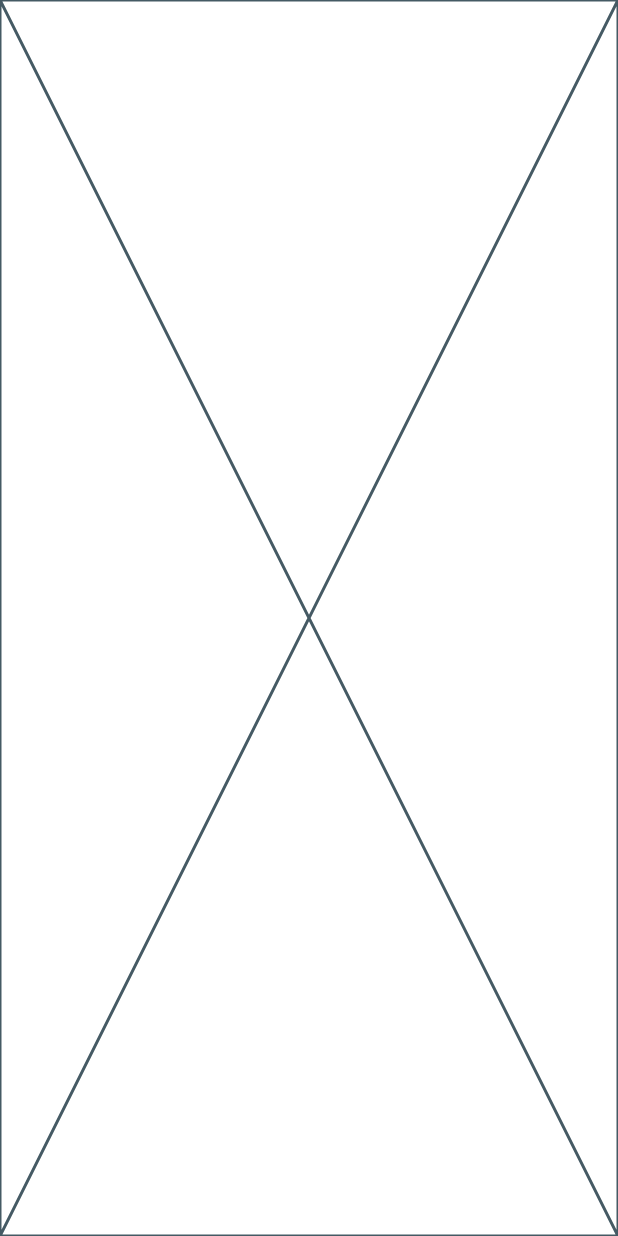
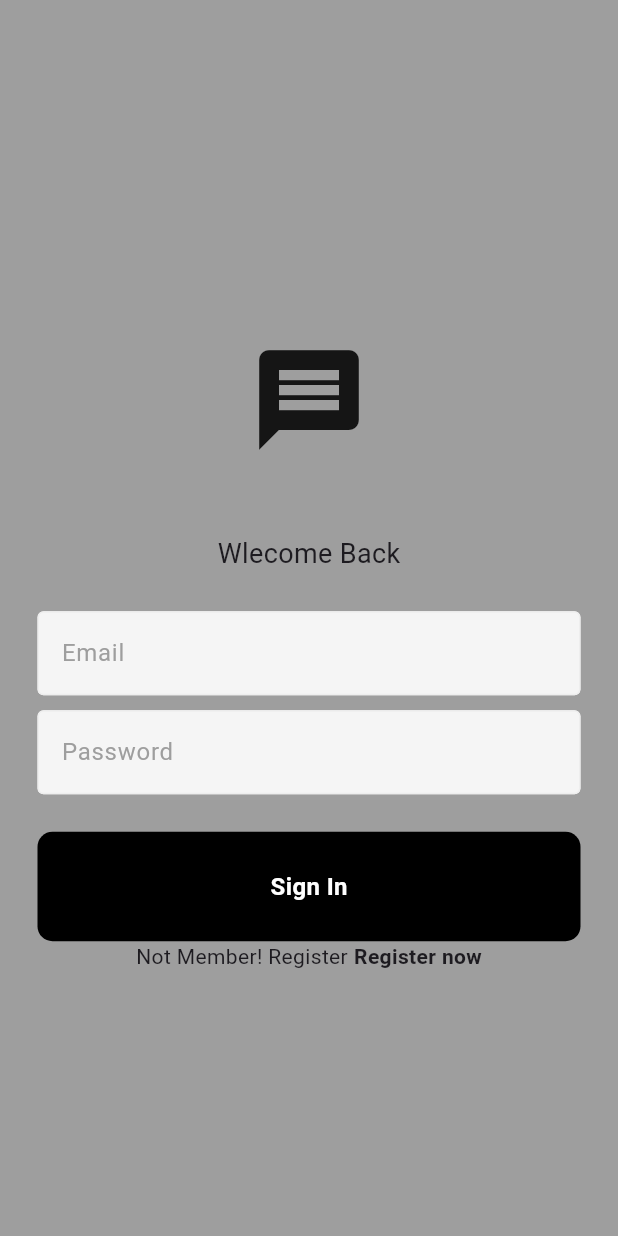
Before and after one commit to mittalgmt/chat_app, a Flutter app: the screen it shows after launch, on a phone screen of 412 x 824 dp. Run offline on Flutter 3.47's test engine with Material 3 defaults, Android fonts, the phone set to English and light mode, and no system bars.

Commit message:
"Removed LoginPage, added LoginOrRegister, and updated dependencies including firebase_core"

```diff
--- /dev/null
+++ b/lib/componnets/my_button.dart
@@ -0,0 +1,36 @@
+import 'package:flutter/material.dart';
+
+class MyButton extends StatelessWidget {
+  final void Function()? onTap;
+  final String text;
+
+  const MyButton({
+    super.key,
+    required this.onTap,
+    required this.text,
+    });
+
+  @override
+  Widget build(BuildContext context) {
+    return GestureDetector(
+      onTap: onTap ,
+      child: Container(
+        padding:  const EdgeInsets.all(25),
+        decoration: BoxDecoration(
+          color: Colors.black,
+          borderRadius: BorderRadius.circular(10),
+        ),
+        child: Center(
+          child: Text(text,
+          style: const TextStyle(
+            color: Colors.white,
+            fontWeight: FontWeight.bold,
+            fontSize: 16,
+
+            ),
+          ) ,
+        ),
+      ),
+    );
+  }
+}
--- /dev/null
+++ b/lib/componnets/my_text_field.dart
@@ -0,0 +1,36 @@
+import 'package:flutter/material.dart';
+
+class MyTextField extends StatelessWidget {
+
+  final TextEditingController textcontroller;
+  final String hintText;
+  final bool obscureText;
+
+  const MyTextField({
+  super.key,
+  required this.textcontroller,
+  required this.hintText,
+  required this.obscureText,
+  });
+
+  @override
+  Widget build(BuildContext context) {
+    return TextField(
+      controller: textcontroller,
+      obscureText: obscureText,
+      decoration: InputDecoration(
+        enabledBorder: OutlineInputBorder(
+          borderSide: BorderSide(color: Colors.grey.shade200),
+        ),
+        focusedBorder: const OutlineInputBorder(
+          borderSide: BorderSide(color: Colors.white),
+        ),
+        fillColor: Colors.grey[100],
+        filled: true,
+        hintText: hintText,
+        hintStyle: const TextStyle(color: Colors.grey),
+
+      ),
+    );
+  }
+}
--- a/lib/login_page.dart
+++ /dev/null
@@ -1,15 +0,0 @@
-import 'package:flutter/material.dart';
-
-class LoginPage extends StatefulWidget {
-  const LoginPage({super.key});
-
-  @override
-  State<LoginPage> createState() => _LoginPageState();
-}
-
-class _LoginPageState extends State<LoginPage> {
-  @override
-  Widget build(BuildContext context) {
-    return const Placeholder();
-  }
-}
--- a/lib/main.dart
+++ b/lib/main.dart
@@ -1,4 +1,5 @@
-import 'package:chat_app/login_page.dart';
+
+import 'package:chat_app/services/auth/login_or_register.dart';
 import 'package:flutter/material.dart';
 
 void main() {
@@ -13,7 +14,7 @@ class MyApp extends StatelessWidget {
   Widget build(BuildContext context) {
     return MaterialApp(
       debugShowCheckedModeBanner: false,
-      home: LoginPage(),
+      home: LoginOrRegister(),
       );
   }
 }
--- /dev/null
+++ b/lib/screen/login_page.dart
@@ -0,0 +1,98 @@
+import 'package:chat_app/componnets/my_button.dart';
+import 'package:chat_app/componnets/my_text_field.dart';
+import 'package:flutter/material.dart';
+
+class LoginPage extends StatefulWidget {
+  final void Function()? onTap;
+  const LoginPage({
+    super.key,
+    required this.onTap,
+    });
+
+  @override
+  State<LoginPage> createState() => _LoginPageState();
+}
+
+class _LoginPageState extends State<LoginPage> {
+  //textcontrollers
+  final _emailController = TextEditingController();
+  final _passwordController = TextEditingController();
+
+ //sign in user
+ void signIn(){
+
+ }
+  @override
+  Widget build(BuildContext context) {
+    return Scaffold(
+      backgroundColor: Colors.grey,
+      body: SafeArea(
+        child: Center(
+          child: Padding(
+            padding: const EdgeInsets.symmetric(horizontal: 25.0),
+            child: Column(
+              mainAxisAlignment: MainAxisAlignment.center,
+              children: [
+                const SizedBox(height: 50),
+                //logo
+                Icon(
+                  Icons.message,
+                  size: 80,
+                ),
+                 const SizedBox(height: 50),
+
+                //welcome back message
+                const Text(
+                  "Wlecome Back",
+                  style: TextStyle(
+                    fontSize: 18,
+                  ),
+                ),
+                 const SizedBox(height: 25),
+
+                // email text field
+                MyTextField(
+                  textcontroller: _emailController,
+                  hintText: "Email",
+                  obscureText: false,
+                ),
+
+                  const SizedBox(height: 10),
+
+                 //password textfield
+                  MyTextField(
+                  textcontroller: _passwordController,
+                  hintText: "Password",
+                  obscureText: true,
+                ),
+
+              const SizedBox(height: 25),
+                //sign in button
+
+               MyButton(onTap: (){}, text:"Sign In"),
+
+                //not a member register
+
+                Row(
+                  mainAxisAlignment: MainAxisAlignment.center,
+                  children: [
+                    Text('Not Member! Register'),
+                  const SizedBox(width: 4),
+                  GestureDetector(
+                    onTap: widget.onTap,
+                    child: const Text(
+                      "Register now",
+                      style: TextStyle(
+                        fontWeight: FontWeight.bold,
+                      ),
+                    ),
+                  )],
+                ),
+              ],
+            ),
+          ),
+        ),
+      ),
+    );
+  }
+}
--- /dev/null
+++ b/lib/services/auth/login_or_register.dart
@@ -0,0 +1,31 @@
+import 'package:chat_app/screen/login_page.dart';
+import 'package:chat_app/screen/register_page.dart';
+import 'package:flutter/material.dart';
+
+class LoginOrRegister extends StatefulWidget {
+  const LoginOrRegister({super.key});
+
+  @override
+  State<LoginOrRegister> createState() => _LoginOrRegisterState();
+}
+
+class _LoginOrRegisterState extends State<LoginOrRegister> {
+  //iinitially show the login screen
+  bool _showLogin = true;
+
+  //toggle between login and register page
+  void togglePages(){
+    setState(() {
+      _showLogin = !_showLogin;
+
+    });
+  }
+  @override
+  Widget build(BuildContext context) {
+    if(_showLogin){
+      return LoginPage(onTap: togglePages);
+    }else {
+      return RegisterPage(onTap: togglePages);
+    }
+  }
+}
--- a/pubspec.yaml
+++ b/pubspec.yaml
@@ -35,6 +35,7 @@ dependencies:
   # The following adds the Cupertino Icons font to your application.
   # Use with the CupertinoIcons class for iOS style icons.
   cupertino_icons: ^1.0.6
+  firebase_core: ^2.25.4
 
 dev_dependencies:
   flutter_test:
```
Also changed, not shown: lib/screen/register_page.dart (added, +104 -0 lines), pubspec.lock.
